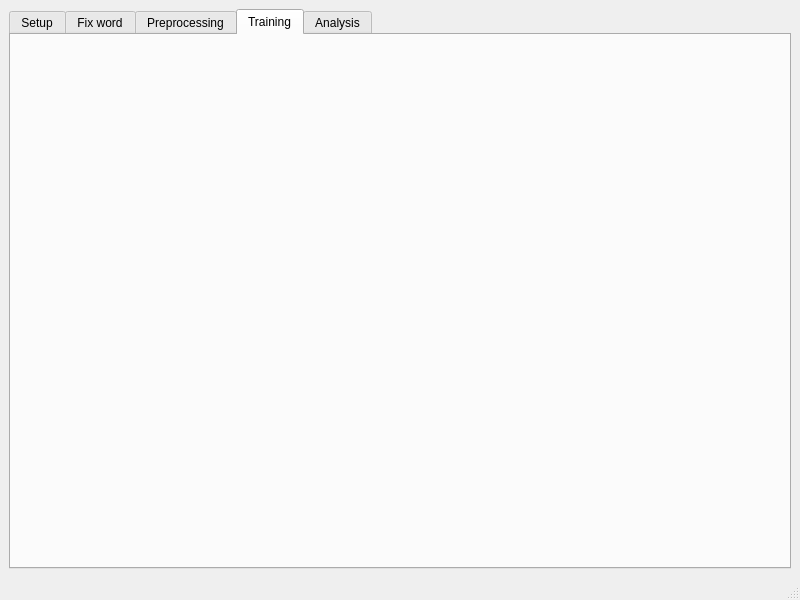
Old version of the form ui.ui in the repository fahmiansori/sa.
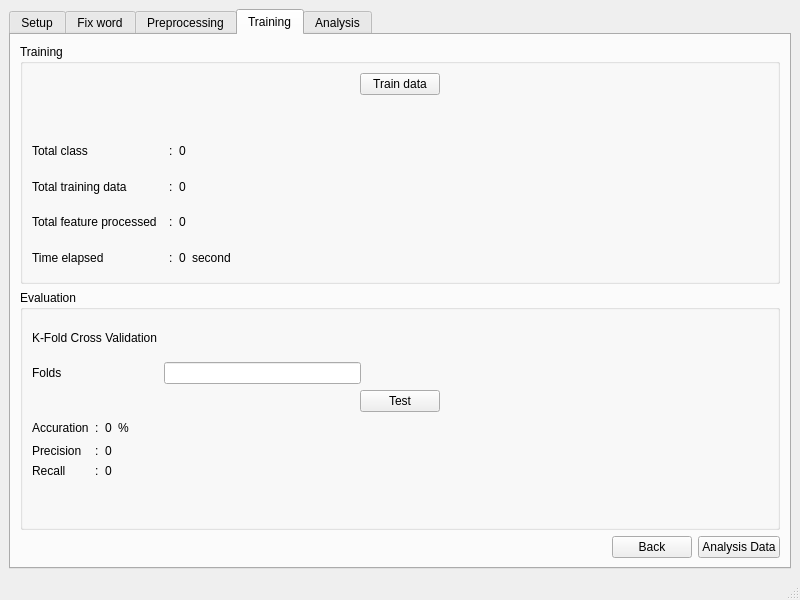
New version of the form. The open tabs and pages were chosen to show the change.

Commit message: Penambahan beberapa variabel di app.py Pengembangan file ui.ui, sampai tab training

```diff
--- a/ui.ui
+++ b/ui.ui
@@ -39,6 +39,439 @@
        <attribute name="title">
         <string>Training</string>
        </attribute>
+       <layout class="QGridLayout" name="gridLayout_15">
+        <item row="2" column="1">
+         <widget class="QPushButton" name="pushButton_training_back">
+          <property name="text">
+           <string>Back</string>
+          </property>
+         </widget>
+        </item>
+        <item row="2" column="2">
+         <widget class="QPushButton" name="pushButton_training_analys">
+          <property name="text">
+           <string>Analysis Data</string>
+          </property>
+         </widget>
+        </item>
+        <item row="2" column="0">
+         <spacer name="horizontalSpacer_13">
+          <property name="orientation">
+           <enum>Qt::Horizontal</enum>
+          </property>
+          <property name="sizeHint" stdset="0">
+           <size>
+            <width>40</width>
+            <height>20</height>
+           </size>
+          </property>
+         </spacer>
+        </item>
+        <item row="0" column="0" colspan="3">
+         <widget class="QGroupBox" name="groupBox_5">
+          <property name="title">
+           <string>Training</string>
+          </property>
+          <layout class="QGridLayout" name="gridLayout_16">
+           <item row="5" column="4">
+            <spacer name="horizontalSpacer_16">
+             <property name="orientation">
+              <enum>Qt::Horizontal</enum>
+             </property>
+             <property name="sizeHint" stdset="0">
+              <size>
+               <width>40</width>
+               <height>20</height>
+              </size>
+             </property>
+            </spacer>
+           </item>
+           <item row="6" column="4">
+            <widget class="QLabel" name="label_34">
+             <property name="text">
+              <string>second</string>
+             </property>
+            </widget>
+           </item>
+           <item row="3" column="0">
+            <widget class="QLabel" name="label_25">
+             <property name="text">
+              <string>Total class</string>
+             </property>
+            </widget>
+           </item>
+           <item row="4" column="0">
+            <widget class="QLabel" name="label_23">
+             <property name="text">
+              <string>Total training data</string>
+             </property>
+            </widget>
+           </item>
+           <item row="5" column="0">
+            <widget class="QLabel" name="label_24">
+             <property name="text">
+              <string>Total feature processed</string>
+             </property>
+            </widget>
+           </item>
+           <item row="4" column="3">
+            <widget class="QLabel" name="label_training_total_data">
+             <property name="text">
+              <string>0</string>
+             </property>
+            </widget>
+           </item>
+           <item row="5" column="3">
+            <widget class="QLabel" name="label_training_total_feature">
+             <property name="text">
+              <string>0</string>
+             </property>
+            </widget>
+           </item>
+           <item row="6" column="3">
+            <widget class="QLabel" name="label_training_time">
+             <property name="text">
+              <string>0</string>
+             </property>
+            </widget>
+           </item>
+           <item row="3" column="3">
+            <widget class="QLabel" name="label_training_total_class">
+             <property name="text">
+              <string>0</string>
+             </property>
+            </widget>
+           </item>
+           <item row="4" column="4" colspan="3">
+            <widget class="QLabel" name="label_training_data_perclass">
+             <property name="text">
+              <string/>
+             </property>
+            </widget>
+           </item>
+           <item row="0" column="0" colspan="8">
+            <layout class="QHBoxLayout" name="horizontalLayout_2">
+             <item>
+              <spacer name="horizontalSpacer_14">
+               <property name="orientation">
+                <enum>Qt::Horizontal</enum>
+               </property>
+               <property name="sizeHint" stdset="0">
+                <size>
+                 <width>40</width>
+                 <height>20</height>
+                </size>
+               </property>
+              </spacer>
+             </item>
+             <item>
+              <widget class="QPushButton" name="pushButton">
+               <property name="text">
+                <string>Train data</string>
+               </property>
+              </widget>
+             </item>
+             <item>
+              <spacer name="horizontalSpacer_15">
+               <property name="orientation">
+                <enum>Qt::Horizontal</enum>
+               </property>
+               <property name="sizeHint" stdset="0">
+                <size>
+                 <width>40</width>
+                 <height>20</height>
+                </size>
+               </property>
+              </spacer>
+             </item>
+            </layout>
+           </item>
+           <item row="2" column="0">
+            <widget class="QLabel" name="label_training_status">
+             <property name="text">
+              <string/>
+             </property>
+            </widget>
+           </item>
+           <item row="6" column="0">
+            <widget class="QLabel" name="label_26">
+             <property name="text">
+              <string>Time elapsed</string>
+             </property>
+            </widget>
+           </item>
+           <item row="3" column="2">
+            <widget class="QLabel" name="label_27">
+             <property name="text">
+              <string>:</string>
+             </property>
+            </widget>
+           </item>
+           <item row="4" column="2">
+            <widget class="QLabel" name="label_28">
+             <property name="text">
+              <string>:</string>
+             </property>
+            </widget>
+           </item>
+           <item row="6" column="2">
+            <widget class="QLabel" name="label_30">
+             <property name="text">
+              <string>:</string>
+             </property>
+            </widget>
+           </item>
+           <item row="5" column="2">
+            <widget class="QLabel" name="label_29">
+             <property name="text">
+              <string>:</string>
+             </property>
+            </widget>
+           </item>
+           <item row="5" column="6">
+            <spacer name="horizontalSpacer_18">
+             <property name="orientation">
+              <enum>Qt::Horizontal</enum>
+             </property>
+             <property name="sizeHint" stdset="0">
+              <size>
+               <width>40</width>
+               <height>20</height>
+              </size>
+             </property>
+            </spacer>
+           </item>
+           <item row="5" column="5">
+            <spacer name="horizontalSpacer_17">
+             <property name="orientation">
+              <enum>Qt::Horizontal</enum>
+             </property>
+             <property name="sizeHint" stdset="0">
+              <size>
+               <width>40</width>
+               <height>20</height>
+              </size>
+             </property>
+            </spacer>
+           </item>
+          </layout>
+         </widget>
+        </item>
+        <item row="1" column="0" colspan="3">
+         <widget class="QGroupBox" name="groupBox_6">
+          <property name="title">
+           <string>Evaluation</string>
+          </property>
+          <layout class="QGridLayout" name="gridLayout_17">
+           <item row="0" column="0">
+            <widget class="QLabel" name="label_22">
+             <property name="text">
+              <string>K-Fold Cross Validation</string>
+             </property>
+            </widget>
+           </item>
+           <item row="4" column="0" colspan="4">
+            <spacer name="horizontalSpacer_24">
+             <property name="orientation">
+              <enum>Qt::Horizontal</enum>
+             </property>
+             <property name="sizeHint" stdset="0">
+              <size>
+               <width>40</width>
+               <height>20</height>
+              </size>
+             </property>
+            </spacer>
+           </item>
+           <item row="2" column="0" colspan="4">
+            <layout class="QHBoxLayout" name="horizontalLayout_3">
+             <item>
+              <spacer name="horizontalSpacer_21">
+               <property name="orientation">
+                <enum>Qt::Horizontal</enum>
+               </property>
+               <property name="sizeHint" stdset="0">
+                <size>
+                 <width>40</width>
+                 <height>20</height>
+                </size>
+               </property>
+              </spacer>
+             </item>
+             <item>
+              <widget class="QPushButton" name="pushButton_training_test">
+               <property name="text">
+                <string>Test</string>
+               </property>
+              </widget>
+             </item>
+             <item>
+              <spacer name="horizontalSpacer_22">
+               <property name="orientation">
+                <enum>Qt::Horizontal</enum>
+               </property>
+               <property name="sizeHint" stdset="0">
+                <size>
+                 <width>40</width>
+                 <height>20</height>
+                </size>
+               </property>
+              </spacer>
+             </item>
+            </layout>
+           </item>
+           <item row="1" column="0">
+            <widget class="QLabel" name="label_31">
+             <property name="text">
+              <string>Folds</string>
+             </property>
+            </widget>
+           </item>
+           <item row="1" column="2">
+            <spacer name="horizontalSpacer_20">
+             <property name="orientation">
+              <enum>Qt::Horizontal</enum>
+             </property>
+             <property name="sizeHint" stdset="0">
+              <size>
+               <width>40</width>
+               <height>20</height>
+              </size>
+             </property>
+            </spacer>
+           </item>
+           <item row="1" column="1">
+            <widget class="QLineEdit" name="lineEdit_training_fold"/>
+           </item>
+           <item row="1" column="3">
+            <spacer name="horizontalSpacer_19">
+             <property name="orientation">
+              <enum>Qt::Horizontal</enum>
+             </property>
+             <property name="sizeHint" stdset="0">
+              <size>
+               <width>40</width>
+               <height>20</height>
+              </size>
+             </property>
+            </spacer>
+           </item>
+           <item row="3" column="0" colspan="4">
+            <layout class="QGridLayout" name="gridLayout_18">
+             <item row="1" column="1">
+              <widget class="QLabel" name="label_38">
+               <property name="text">
+                <string>:</string>
+               </property>
+              </widget>
+             </item>
+             <item row="1" column="0">
+              <widget class="QLabel" name="label_37">
+               <property name="text">
+                <string>Precision</string>
+               </property>
+              </widget>
+             </item>
+             <item row="0" column="0">
+              <widget class="QLabel" name="label_32">
+               <property name="text">
+                <string>Accuration</string>
+               </property>
+              </widget>
+             </item>
+             <item row="0" column="4">
+              <spacer name="horizontalSpacer_23">
+               <property name="orientation">
+                <enum>Qt::Horizontal</enum>
+               </property>
+               <property name="sizeHint" stdset="0">
+                <size>
+                 <width>40</width>
+                 <height>20</height>
+                </size>
+               </property>
+              </spacer>
+             </item>
+             <item row="0" column="1">
+              <widget class="QLabel" name="label_33">
+               <property name="text">
+                <string>:</string>
+               </property>
+              </widget>
+             </item>
+             <item row="0" column="2">
+              <widget class="QLabel" name="label_training_accuration">
+               <property name="text">
+                <string>0</string>
+               </property>
+              </widget>
+             </item>
+             <item row="0" column="3">
+              <widget class="QLabel" name="label_36">
+               <property name="text">
+                <string>%</string>
+               </property>
+              </widget>
+             </item>
+             <item row="1" column="2">
+              <widget class="QLabel" name="label_training_precision">
+               <property name="text">
+                <string>0</string>
+               </property>
+              </widget>
+             </item>
+             <item row="2" column="0">
+              <widget class="QLabel" name="label_40">
+               <property name="text">
+                <string>Recall</string>
+               </property>
+              </widget>
+             </item>
+             <item row="2" column="1">
+              <widget class="QLabel" name="label_41">
+               <property name="text">
+                <string>:</string>
+               </property>
+              </widget>
+             </item>
+             <item row="2" column="2">
+              <widget class="QLabel" name="label_training_recall">
+               <property name="text">
+                <string>0</string>
+               </property>
+              </widget>
+             </item>
+            </layout>
+           </item>
+           <item row="5" column="0" colspan="4">
+            <spacer name="horizontalSpacer_25">
+             <property name="orientation">
+              <enum>Qt::Horizontal</enum>
+             </property>
+             <property name="sizeHint" stdset="0">
+              <size>
+               <width>40</width>
+               <height>20</height>
+              </size>
+             </property>
+            </spacer>
+           </item>
+          </layout>
+          <zorder>groupBox_5</zorder>
+          <zorder>groupBox_5</zorder>
+          <zorder>groupBox_5</zorder>
+          <zorder>label_22</zorder>
+          <zorder>label_31</zorder>
+          <zorder>lineEdit_training_fold</zorder>
+          <zorder>horizontalSpacer_19</zorder>
+          <zorder>horizontalSpacer_20</zorder>
+          <zorder>horizontalLayoutWidget_3</zorder>
+          <zorder>gridLayoutWidget_4</zorder>
+          <zorder>horizontalSpacer_24</zorder>
+          <zorder>horizontalSpacer_25</zorder>
+         </widget>
+        </item>
+       </layout>
       </widget>
       <widget class="QWidget" name="tab_5">
        <attribute name="title">
```
Left out of the diff: 651 changed lines with no effect on the pictures. The commit also changes 1 other file.
